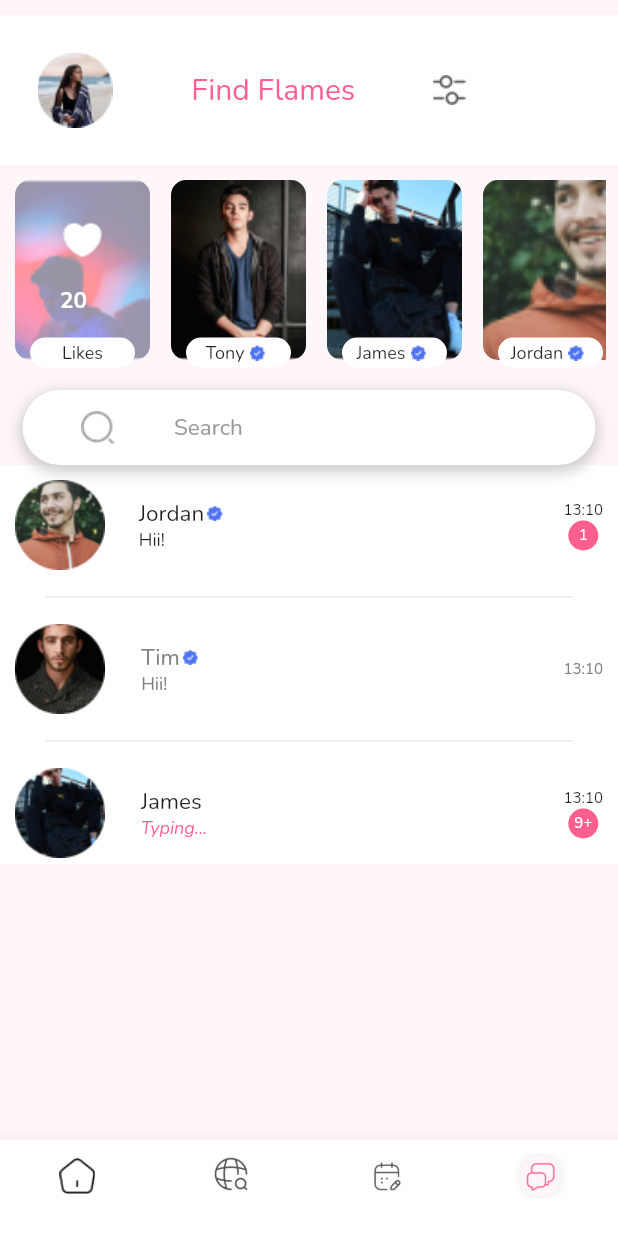
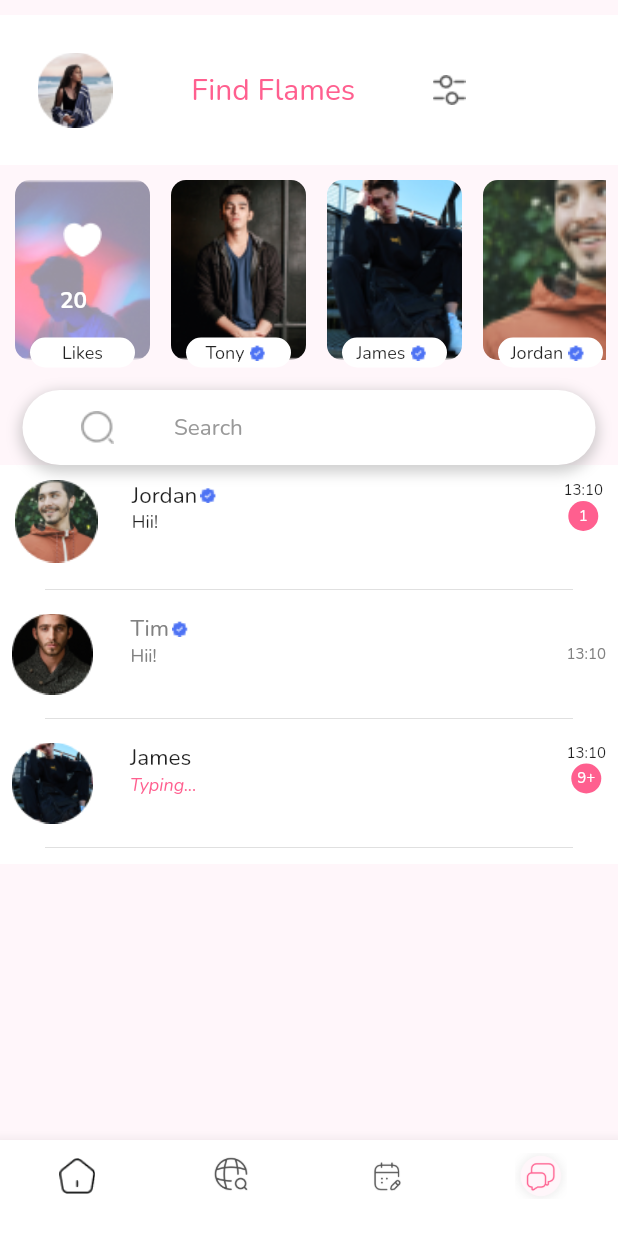
Before and after one commit to PatGau/Find-Flames, a Flutter app: the screen it shows after launch, on a phone screen of 412 x 824 dp. Shown: the top 1233 px of the screen. Run offline on Flutter 3.47's test engine with Material 2 defaults, Android fonts, the phone set to English and light mode, and no system bars; our stand-ins replace google_fonts.

Commit message:
Final Code for the Exact replica of the given UI task

```diff
--- a/findflames_gauri/lib/bottom_Navigation.dart
+++ b/findflames_gauri/lib/Screens/bottom_Navigation.dart
@@ -1,4 +1,4 @@
-import 'package:findflames_gauri/firstHalf_UI.dart';
+import 'package:findflames_gauri/UI.dart';
 import 'package:flutter/material.dart';
 
 class BottomNavigationBarForHomeScreen extends StatefulWidget {
--- a/findflames_gauri/lib/chats.dart
+++ b/findflames_gauri/lib/Screens/chats.dart
@@ -14,6 +14,7 @@ class chats extends StatelessWidget {
 
         //Chat1
         Container(
+          height: 75,
           child: Padding(
             padding: const EdgeInsets.all(10.0),
             child: Row(
@@ -82,6 +83,8 @@ class chats extends StatelessWidget {
             ),
           ),
         ),
+
+        //Fine diving line after each chat
         Divider(
           indent: 30,
           endIndent: 30,
@@ -89,8 +92,9 @@ class chats extends StatelessWidget {
 
         //Chat 2
         Container(
+          height: 70,
           child: Padding(
-            padding: const EdgeInsets.all(10.0),
+            padding: const EdgeInsets.all(8.0),
             child: Row(
               children: [
                 Image.asset('assets/Ellipse_122.png'),
@@ -145,34 +149,12 @@ class chats extends StatelessWidget {
           indent: 30,
           endIndent: 30,
         ),
-        // Positioned.fill(
-        //   bottom: 50,
-        //   child: Row(
-        //     children: const [
-        //       Expanded(
-        //         child: Divider(
-        //           indent: 30,
-        //           thickness: 2.5,
-        //           height: 30,
-        //           color: Color(0xFFFFF6FA),
-        //         ),
-        //       ),
-        //       Expanded(
-        //         child: Divider(
-        //           endIndent: 30,
-        //           thickness: 2.5,
-        //           height: 30,
-        //           color: Color(0xFFFFF6FA),
-        //         ),
-        //       ),
-        //     ],
-        //   ),
-        // ),
 
         //Chat 3
         Container(
+          height: 70,
           child: Padding(
-            padding: const EdgeInsets.all(10.0),
+            padding: const EdgeInsets.all(8.0),
             child: Row(
               children: [
                 Image.asset('assets/Ellipse_123.png'),
@@ -226,34 +208,15 @@ class chats extends StatelessWidget {
                       ),
                     ),
                   ],
-                )
+                ),
               ],
             ),
           ),
         ),
-//         // Positioned.fill(
-//         //   bottom: 50,
-//         //   child: Row(
-//         //     children: const [
-//         //       Expanded(
-//         //         child: Divider(
-//         //           indent: 30,
-//         //           thickness: 2.5,
-//         //           height: 30,
-//         //           color: Color(0xFFFFF6FA),
-//         //         ),
-//         //       ),
-//         //       Expanded(
-//         //         child: Divider(
-//         //           endIndent: 30,
-//         //           thickness: 2.5,
-//         //           height: 30,
-//         //           color: Color(0xFFFFF6FA),
-//         //         ),
-//         //       ),
-//         //     ],
-//         //   ),
-//         // ),
+        Divider(
+          indent: 30,
+          endIndent: 30,
+        ),
       ],
     );
   }
--- a/findflames_gauri/lib/likes_names.dart
+++ b/findflames_gauri/lib/Screens/likes_names.dart
@@ -3,7 +3,7 @@ import 'package:flutter/src/widgets/framework.dart';
 import 'package:flutter/src/widgets/placeholder.dart';
 import 'package:google_fonts/google_fonts.dart';
 
-import 'data.dart';
+import '../Information/data.dart';
 
 class likes_and_names extends StatelessWidget {
   const likes_and_names({super.key});
--- a/findflames_gauri/lib/main.dart
+++ b/findflames_gauri/lib/main.dart
@@ -1,7 +1,9 @@
-import 'package:findflames_gauri/firstHalf_UI.dart';
-import 'package:findflames_gauri/bottom_Navigation.dart';
+import 'package:findflames_gauri/UI.dart';
+
 import 'package:flutter/cupertino.dart';
 import 'package:flutter/material.dart';
+
+import 'Screens/bottom_Navigation.dart';
 
 void main() {
   runApp(const MyApp());
```
Also changed, not shown: findflames_gauri/lib/UI.dart (renamed from findflames_gauri/lib/firstHalf_UI.dart, +6 -7 lines), findflames_gauri/lib/secondHalf_UI.dart (deleted, +0 -276 lines), findflames_gauri/lib/Information/data.dart (renamed from findflames_gauri/lib/data.dart), findflames_gauri/lib/Screens/Search.dart (renamed from findflames_gauri/lib/Search.dart), findflames_gauri/lib/Screens/find_Flames.dart (renamed from findflames_gauri/lib/find_Flames.dart).
